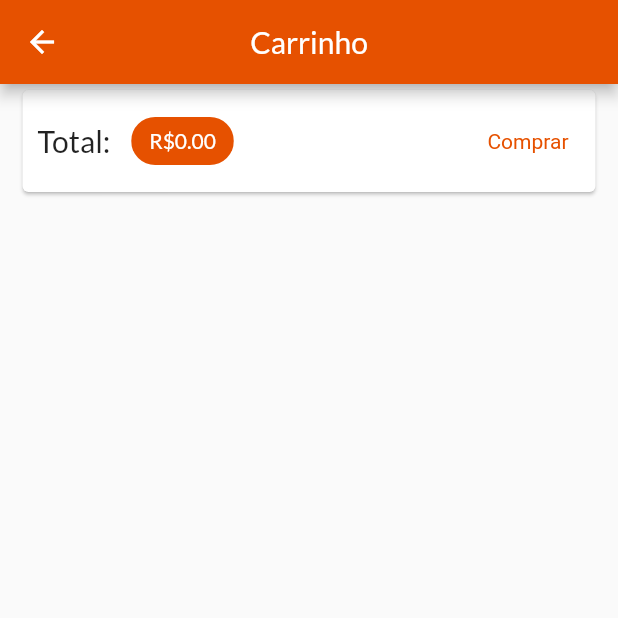
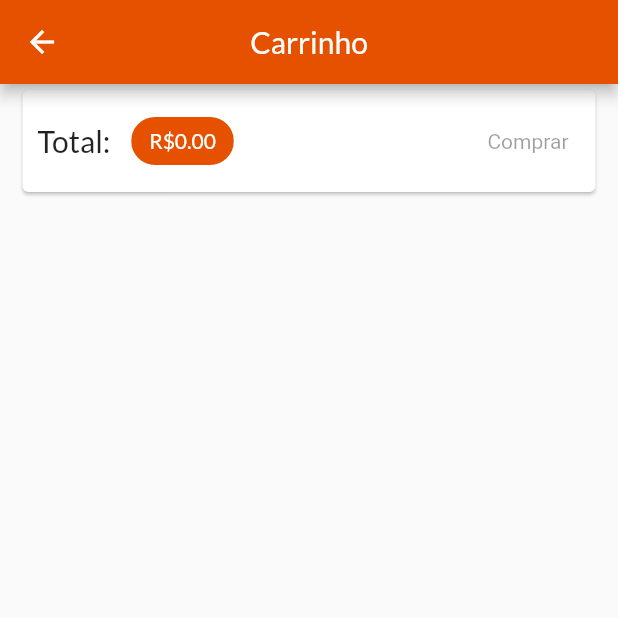
Before and after one commit to bielom43/virtual-store-app, a Flutter app: the CartScreen screen opened by its route, on a phone screen of 412 x 824 dp, the top half of it. Run offline on Flutter 3.47's test engine with Material 3 defaults, Android fonts, the phone set to English and light mode, and no system bars; network calls fail.

Commit message:
saving orders in datase and adapting cart screen purchase button for this modifications

```diff
--- a/lib/main.dart
+++ b/lib/main.dart
@@ -1,6 +1,6 @@
 //files
 import 'package:clothing_store/providers/cart.dart';
-import 'package:clothing_store/providers/order_list.dart';
+import 'package:clothing_store/models/order_list.dart';
 import 'package:clothing_store/providers/product_list.dart';
 import 'package:clothing_store/screens/cart_screen.dart';
 import 'package:clothing_store/screens/orders_screen.dart';
--- a/lib/screens/cart_screen.dart
+++ b/lib/screens/cart_screen.dart
@@ -1,6 +1,6 @@
 //files
 import 'package:clothing_store/components/cart_items.dart';
-import 'package:clothing_store/providers/order_list.dart';
+import 'package:clothing_store/models/order_list.dart';
 import '../providers/cart.dart';
 //packages
 import 'package:flutter/material.dart';
@@ -50,21 +50,7 @@ class CartScreen extends StatelessWidget {
                     ),
                   ),
                   const Spacer(),
-                  TextButton(
-                    style: TextButton.styleFrom(
-                      textStyle: TextStyle(
-                        color: Theme.of(context).colorScheme.primary,
-                      ),
-                    ),
-                    child: const Text('Comprar'),
-                    onPressed: () {
-                      Provider.of<OrderList>(
-                        context,
-                        listen: false,
-                      ).addOrder(cart);
-                      cart.clear();
-                    },
-                  ),
+                  CartPurchaseButton(cart: cart),
                 ],
               ),
             ),
@@ -80,3 +66,45 @@ class CartScreen extends StatelessWidget {
     );
   }
 }
+
+class CartPurchaseButton extends StatefulWidget {
+  const CartPurchaseButton({
+    super.key,
+    required this.cart,
+  });
+
+  final Cart cart;
+
+  @override
+  State<CartPurchaseButton> createState() => _CartPurchaseButtonState();
+}
+
+class _CartPurchaseButtonState extends State<CartPurchaseButton> {
+  bool _isLoading = false;
+
+  @override
+  Widget build(BuildContext context) {
+    return _isLoading
+        ? CircularProgressIndicator()
+        : TextButton(
+            style: TextButton.styleFrom(
+              textStyle: TextStyle(
+                color: Theme.of(context).colorScheme.primary,
+              ),
+            ),
+            child: const Text('Comprar'),
+            onPressed: widget.cart.itemsCount == 0
+                ? null
+                : () async {
+                    setState(() => _isLoading = true);
+                    await Provider.of<OrderList>(
+                      context,
+                      listen: false,
+                    ).addOrder(widget.cart);
+
+                    widget.cart.clear();
+                    setState(() => _isLoading = false);
+                  },
+          );
+  }
+}
--- a/lib/screens/orders_screen.dart
+++ b/lib/screens/orders_screen.dart
@@ -1,7 +1,7 @@
 //files
 import 'package:clothing_store/components/main_drawer.dart';
 import 'package:clothing_store/components/order_item.dart';
-import 'package:clothing_store/providers/order_list.dart';
+import 'package:clothing_store/models/order_list.dart';
 //packages
 import 'package:flutter/material.dart';
 import 'package:provider/provider.dart';
--- a/lib/utils/constants.dart
+++ b/lib/utils/constants.dart
@@ -1,3 +1,4 @@
 class Constants {
   static const PRODUCT_BASE_URL = 'https://shop-app-fl-default-rtdb.firebaseio.com/products';
+  static const ORDER_BASE_URL = 'https://shop-app-fl-default-rtdb.firebaseio.com/order';
 }
```
Also changed, not shown: lib/models/order_list.dart (added, +56 -0 lines), lib/providers/order_list.dart (deleted, +0 -31 lines).
